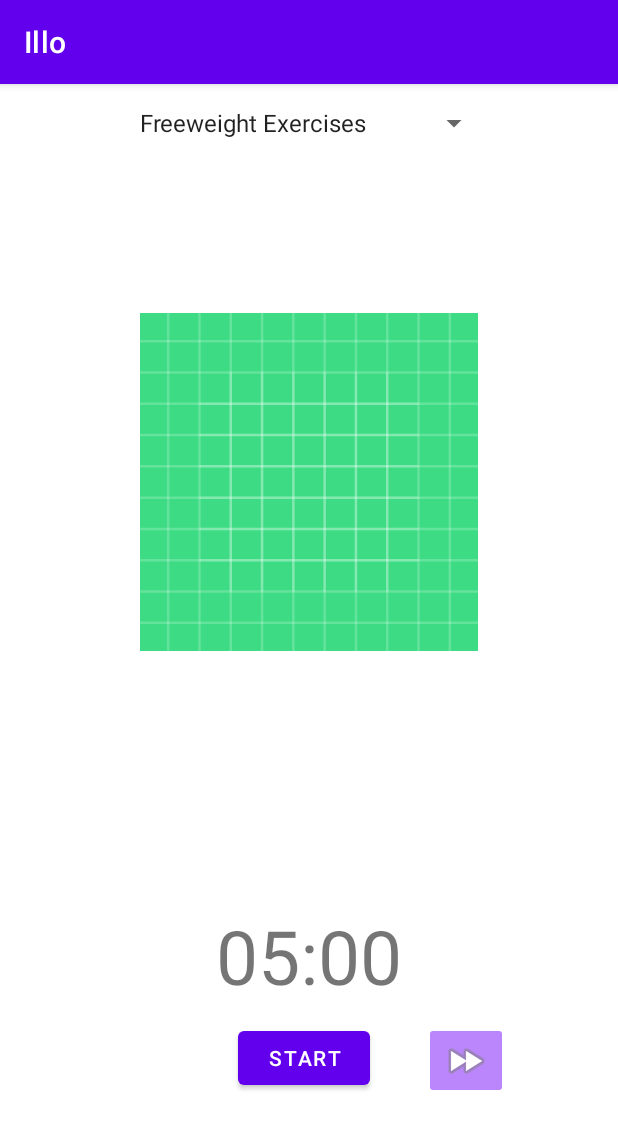
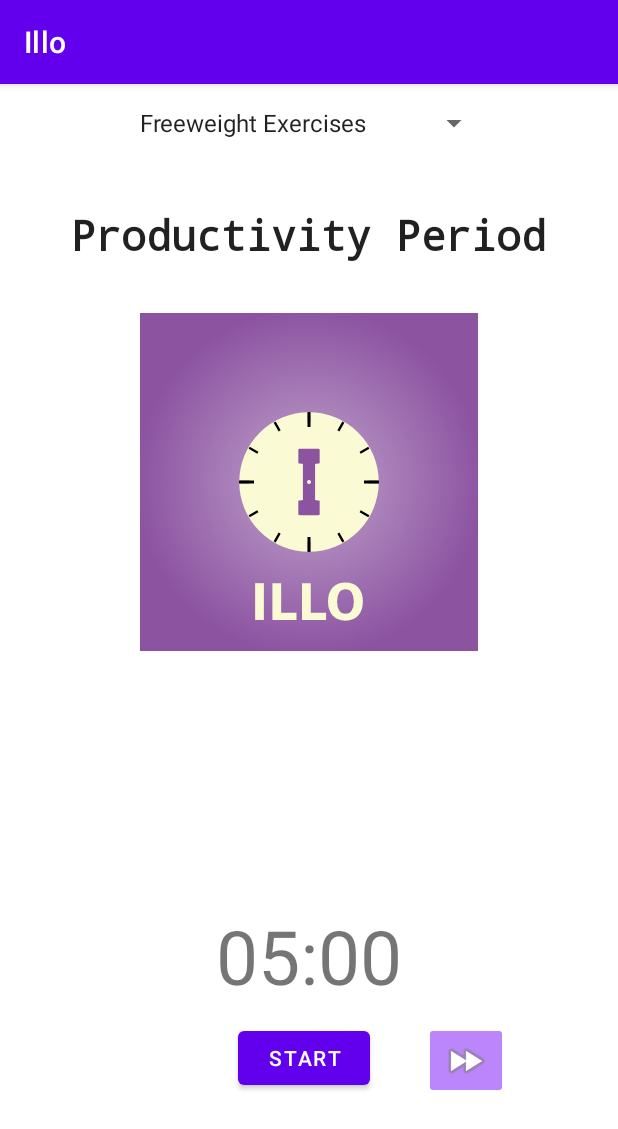
Before and after one commit to Zephyruskk/Root-Digital, an Android app: the screen it shows after launch (MainActivity), on a phone screen of 412 x 824 dp. Shown: the top 1129 px of the screen. Run offline under Robolectric (Android 15) with nearby library versions, the phone set to English and light mode, and no system bars.

Commit message:
Add Productivity Period and Logo.

```diff
--- a/Illo/app/src/main/java/com/example/illo/MainActivity.java
+++ b/Illo/app/src/main/java/com/example/illo/MainActivity.java
@@ -29,6 +29,8 @@ public class MainActivity extends AppCompatActivity
 
     private ImageButton nextExerciseButton;
 
+    private boolean nextScreenIsExercise;
+
     private CountDownTimer countDownTimer;
     private long timeLeftMS = 300000; // 15 min
     private boolean timerRunning;
@@ -54,15 +56,24 @@ public class MainActivity extends AppCompatActivity
         source_bank = ActivitySourceBank.getInstance(exercise_bank);
         packageName = getPackageName();
 
+        nextScreenIsExercise = true;
+        String productivityPeriod = "Productivity Period";
 
         // gives references to objects in the view
         countdownText = findViewById(R.id.countdown_text);
         countdownButton = findViewById(R.id.countdown_toggle);
         nextExerciseButton = findViewById(R.id.nextExerciseButton);
 
+        int logoResource = getResources().getIdentifier(
+                "@drawable/logo",
+                null,
+                packageName
+        );
+
         exerciseGraphicView = findViewById(R.id.exerciseGraphicView);
         instructionView = findViewById(R.id.instructionView);
         exerciseNameView = findViewById(R.id.exerciseTitleView);
+        exerciseNameView.setText(productivityPeriod);
 
         Spinner spinno = findViewById(R.id.activitySourceSpinner);
         ArrayAdapter ad = new ArrayAdapter(
@@ -91,19 +102,27 @@ public class MainActivity extends AppCompatActivity
         nextExerciseButton.setOnClickListener(new View.OnClickListener(){
             @Override
             public void onClick(View view) {
+                if(nextScreenIsExercise) {
                     Exercise nextExercise = selectedSource.nextExercise();
                     Log.v("MainActivity", nextExercise.toString());
 
                     exerciseNameView.setText(nextExercise.getName());
 
                     int imageResource = getResources().getIdentifier(
-                        "@drawable/"+nextExercise.randomGraphic(),
+                            "@drawable/" + nextExercise.randomGraphic(),
                             null,
                             packageName
                     );
                     exerciseGraphicView.setImageResource(imageResource);
+                    instructionView.setText(nextExercise.getInstructionSet());
 
-                instructionView.setText(nextExercise.getInstructionSet());
+                    nextScreenIsExercise = false;
+                }else{
+                    exerciseNameView.setText(productivityPeriod);
+                    exerciseGraphicView.setImageResource(logoResource);
+                    instructionView.setText("");
+                    nextScreenIsExercise = true;
+                }
             }
         });
 
--- /dev/null
+++ b/Illo/app/src/main/res/drawable/logo.xml
@@ -0,0 +1,105 @@
+<vector xmlns:android="http://schemas.android.com/apk/res/android" xmlns:aapt="http://schemas.android.com/aapt"
+    android:viewportWidth="145.3381"
+    android:viewportHeight="145.3381"
+    android:width="514.9774dp"
+    android:height="514.9774dp">
+    <group
+        android:translateX="-31.49048"
+        android:translateY="-74.2679">
+        <group
+            android:translateX="-1.864855"
+            android:translateY="-14.83724">
+            <path
+                android:pathData="M33.35533 89.10514H178.6934V234.4432H33.35533V89.10514Z">
+                <aapt:attr
+                    name="android:fillColor">
+                    <gradient
+                        android:type="radial"
+                        android:centerX="106.0244"
+                        android:centerY="161.7742"
+                        android:gradientRadius="74.74086"
+                        android:tileMode="clamp">
+                        <item
+                            android:color="#C0A3CB"
+                            android:offset="0" />
+                        <item
+                            android:color="#8C53A1"
+                            android:offset="1" />
+                    </gradient>
+                </aapt:attr>
+            </path>
+        </group>
+        <group
+            android:scaleX="0.4994515"
+            android:scaleY="0.5422558"
+            android:translateX="-48.51364"
+            android:translateY="-196.9716">
+            <path
+                android:pathData="M259.30469 714.43945h7.51953v29.16016h-7.51953z"
+                android:fillColor="#FAFBD4" />
+            <path
+                android:pathData="M274.1875 714.43945h7.51953v23.47657h13.20313v5.68359H274.1875Z"
+                android:fillColor="#FAFBD4" />
+            <path
+                android:pathData="M299.67578 714.43945h7.51953v23.47657h13.20313v5.68359h-20.72266z"
+                android:fillColor="#FAFBD4" />
+            <path
+                android:pathData="M337.05859 719.36133q-3.4375 0 -5.33203 2.53906 -1.89453 2.53906 -1.89453 7.14844 0 4.58984 1.89453 7.1289 1.89453 2.53907 5.33203 2.53907 3.45703 0 5.35157 -2.53907 1.89453 -2.53906 1.89453 -7.1289 0 -4.60938 -1.89453 -7.14844 -1.89454 -2.53906 -5.35157 -2.53906zm0 -5.44922q7.03125 0 11.01563 4.02344 3.98437 4.02343 3.98437 11.11328 0 7.07031 -3.98437 11.09375 -3.98438 4.02344 -11.01563 4.02344 -7.01172 0 -11.01562 -4.02344 -3.98438 -4.02344 -3.98438 -11.09375 0 -7.08985 3.98438 -11.11328 4.0039 -4.02344 11.01562 -4.02344z"
+                android:fillColor="#FAFBD4" />
+        </group>
+        <group
+            android:translateX="3.791756"
+            android:translateY="44.2872">
+            <group
+                android:translateX="54.1182"
+                android:translateY="54.09472">
+                <path
+                    android:pathData="M76.249567 48.555017a30 30 0 0 1 -30 30 30 30 0 0 1 -29.99999 -30 30 30 0 0 1 29.99999 -30.000001 30 30 0 0 1 30 30.000001z"
+                    android:fillColor="#FAFBD4" />
+                <group
+                    android:translateX="-3.022642"
+                    android:translateY="16.52585">
+                    <path
+                        android:pathData="M74.937022 32.029167h4.335191m-8.002795 12.626311l3.715676 2.132783m-13.08657 7.238109l2.132784 3.715677m-14.759095 -0.04807v4.335195m-12.626312 -8.002796l-2.132782 3.715677m-7.238112 -13.08657l-3.715674 2.132784m0.04807 -14.759095h-4.335189m8.002792 -12.626311l-3.715673 -2.132783m13.086568 -7.23811l-2.132782 -3.7156766m14.759093 0.048076v-4.335195m12.626312 8.0027966l2.132784 -3.7156769m7.23811 13.0865689l3.715676 -2.132783m-0.04807 14.759094h4.335191"
+                        android:fillColor="#FFD5D5"
+                        android:fillAlpha="0.00833639"
+                        android:strokeColor="#000000"
+                        android:strokeWidth="1" />
+                    <path
+                        android:pathData="M72.91091 32.029167h6.3613M49.272214 55.667788v6.361379m-23.638696 -30H19.272219M49.272214 8.3905461V2.0291671M72.91091 32.029167h6.3613"
+                        android:fillColor="#FFD5D5"
+                        android:fillAlpha="0.00833639"
+                        android:strokeColor="#000000"
+                        android:strokeWidth="1.3" />
+                </group>
+            </group>
+        </group>
+        <group
+            android:translateY="-1.14345">
+            <path
+                android:pathData="M101.53918 140.07649h5.24068v19.33914h-5.24068z"
+                android:fillColor="#8C53A1"
+                android:strokeColor="#8C53A1"
+                android:strokeWidth="0.00034203"
+                android:strokeLineCap="square" />
+            <path
+                android:pathData="M100.36777 133.79319h7.58351c0.14612 0 0.39069 -0.005 0.51958 0.0607 0.0829 0.0424 0.15217 0.10478 0.20037 0.18017 0.0777 0.12145 0.0738 0.36882 0.0738 0.51494v5.2046a0.32593191 0.32593191 129.06882 0 1 -0.25893 0.31897l-0.50128 0.10529a18.609024 18.609024 0.000003770452 0 1 -7.65058 0l-0.501274 -0.10529a0.32593195 0.32593195 50.93118 0 1 -0.258933 -0.31897v-5.2046c0 -0.14612 -0.0039 -0.39349 0.07379 -0.51493 0.0482 -0.0754 0.117516 -0.13779 0.200376 -0.18017 0.128887 -0.0659 0.373461 -0.0607 0.519581 -0.0607z"
+                android:fillColor="#8C53A1"
+                android:strokeColor="#8C53A1"
+                android:strokeWidth="0.00034203"
+                android:strokeLineCap="square" />
+            <path
+                android:pathData="M107.95127 162.36758h-7.58351c-0.14612 0 -0.390693 0.005 -0.519576 -0.0607 -0.08286 -0.0424 -0.152168 -0.10478 -0.200371 -0.18017 -0.07765 -0.12145 -0.07379 -0.36882 -0.07379 -0.51494v-5.2046a0.32593195 0.32593195 129.06882 0 1 0.258933 -0.31897l0.501274 -0.10529a18.609024 18.609024 -180 0 1 7.65058 0l0.50128 0.10529a0.32593191 0.32593191 50.931176 0 1 0.25893 0.31897v5.2046c0 0.14612 0.004 0.39349 -0.0738 0.51493 -0.0482 0.0754 -0.11752 0.13779 -0.20038 0.18017 -0.12888 0.0659 -0.37346 0.0607 -0.51958 0.0607z"
+                android:fillColor="#8C53A1"
+                android:strokeColor="#8C53A1"
+                android:strokeWidth="0.00034203"
+                android:strokeLineCap="square" />
+        </group>
+        <path
+            android:pathData="M105.0294 146.9369A0.8699075 0.8699075 0 0 1 103.2896 146.9369A0.8699075 0.8699075 0 0 1 105.0294 146.9369Z"
+            android:fillColor="#FAFBD4"
+            android:strokeColor="#000000"
+            android:strokeWidth="0.000185031"
+            android:strokeLineJoin="bevel" />
+    </group>
+</vector>
--- a/Illo/app/src/main/res/layout/activity_main.xml
+++ b/Illo/app/src/main/res/layout/activity_main.xml
@@ -73,7 +73,7 @@
             app:layout_constraintStart_toStartOf="parent"
             app:layout_constraintTop_toTopOf="parent"
             app:layout_constraintVertical_bias="1.0"
-            app:srcCompat="@drawable/ic_launcher_background" />
+            app:srcCompat="@drawable/logo" />
 
         <TextView
             android:id="@+id/exerciseTitleView"
```
Lines whose indentation alone changed are shown as unchanged.
